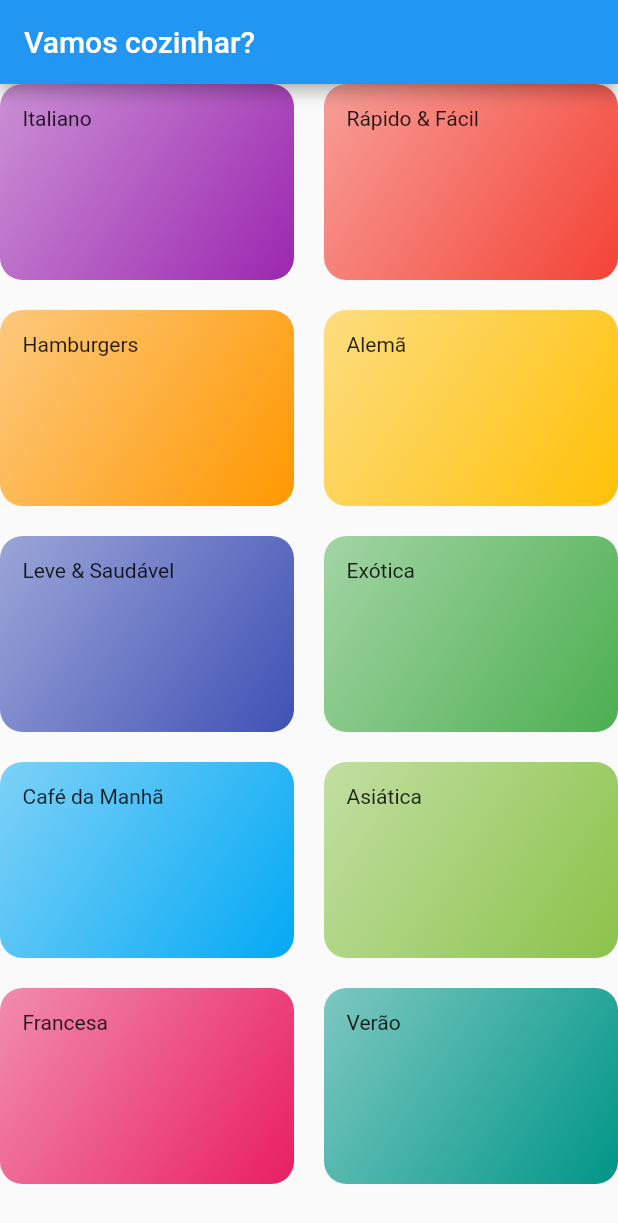
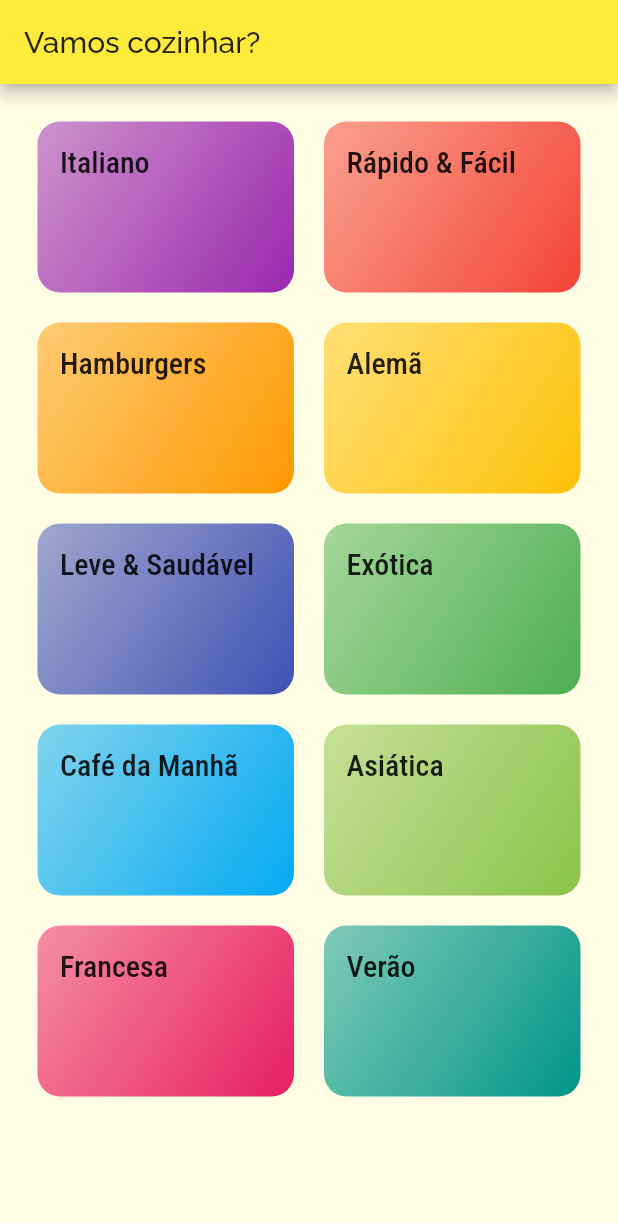
Before and after one commit to oscarbfs/Meals_app, a Flutter app: the screen it shows after launch, on a phone screen of 412 x 824 dp. Shown: the top 1223 px of the screen. Run offline on Flutter 3.47's test engine with Material 2 defaults, Android fonts, the phone set to English and light mode, and no system bars.

Commit message:
Tema & Estilo

```diff
--- a/lib/components/category_item.dart
+++ b/lib/components/category_item.dart
@@ -10,7 +10,9 @@ class CategoryItem extends StatelessWidget {
   Widget build(BuildContext context) {
     return Container(
       padding: EdgeInsets.all(15),
-      child: Text(category.title),
+      child: Text(category.title,
+      style: Theme.of(context).textTheme.headline6,
+      ),
       decoration: BoxDecoration(
         borderRadius: BorderRadius.circular(15),
         gradient: LinearGradient(
--- a/lib/main.dart
+++ b/lib/main.dart
@@ -9,7 +9,16 @@ class MyApp extends StatelessWidget {
     return MaterialApp(
       title: 'Vamos Cozinhar?',
       theme: ThemeData(
-        primarySwatch: Colors.blue,
+        primarySwatch: Colors.yellow,
+        accentColor: Colors.red,
+        fontFamily: 'Raleway',
+        canvasColor: Color.fromRGBO(255, 254, 229, 1),
+        textTheme: ThemeData.light().textTheme.copyWith(
+          headline6: TextStyle(
+            fontSize: 20,
+            fontFamily: 'RobotoCondensed',
+          )
+        )
       ),
       home: CategoriesScreen(),
     );
--- a/lib/screens/categories_screen.dart
+++ b/lib/screens/categories_screen.dart
@@ -10,6 +10,7 @@ class CategoriesScreen extends StatelessWidget {
         title: Text('Vamos cozinhar?'),
       ),
       body: GridView(
+        padding: const EdgeInsets.all(25),
           gridDelegate: SliverGridDelegateWithMaxCrossAxisExtent(
             maxCrossAxisExtent: 200,
             childAspectRatio: 3 / 2,
```
Also changed, not shown: pubspec.yaml (+17 -6 lines), assets/fonts/Raleway-Black.ttf (added), assets/fonts/Raleway-Bold.ttf (added), assets/fonts/Raleway-Regular.ttf (added), assets/fonts/RobotoCondensed-Bold.ttf (added), assets/fonts/RobotoCondensed-Italic.ttf (added), assets/fonts/RobotoCondensed-Light.ttf (added), assets/fonts/RobotoCondensed-Regular.ttf (added).
